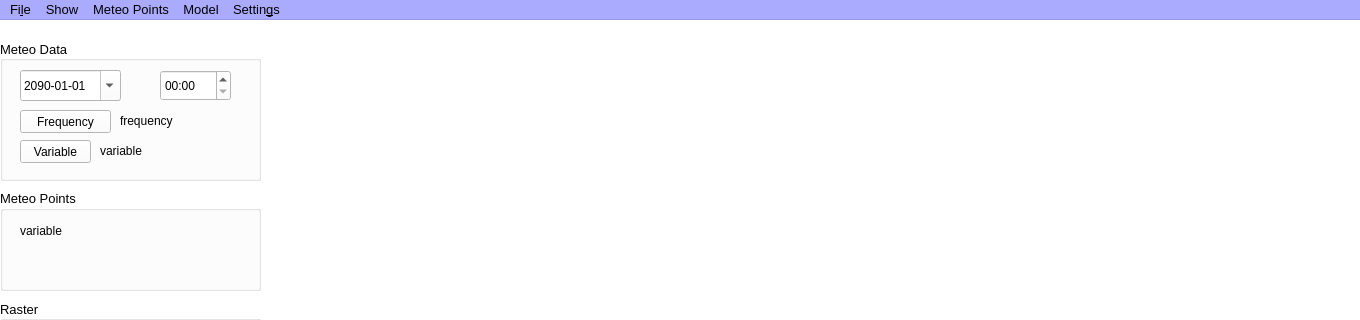
Qt form CRITERIA3D/mainwindow.ui (gaowudao/CRITERIA3D) before a commit; both pictures show x 0 to 1360 and y 0 to 320 of the 1360 by 768 pixel window.
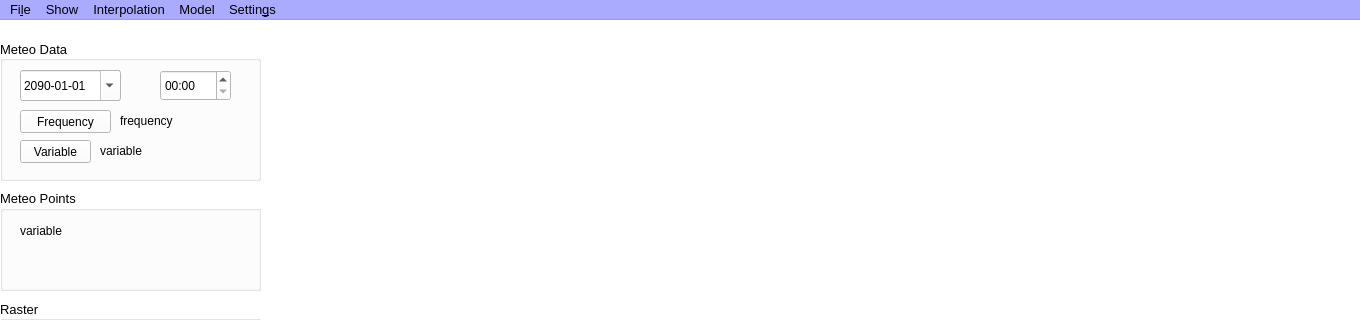
The same form after that commit.

```diff
--- a/CRITERIA3D/mainwindow.ui
+++ b/CRITERIA3D/mainwindow.ui
@@ -2590,7 +2590,7 @@
    </widget>
    <widget class="QMenu" name="menuVariable">
     <property name="title">
-     <string>Meteo Points</string>
+     <string>Interpolation</string>
     </property>
     <addaction name="actionPointsVisible"/>
     <addaction name="actionShowLocation"/>
```
Left out of the diff: 66 changed lines with no effect on the pictures.
